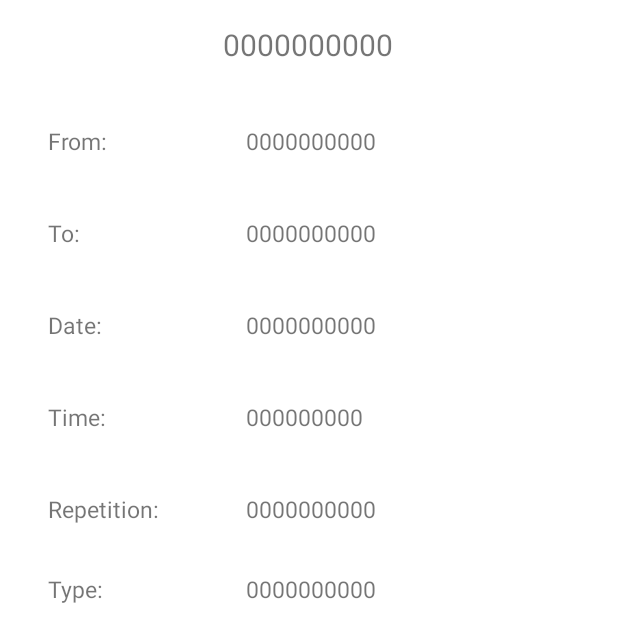
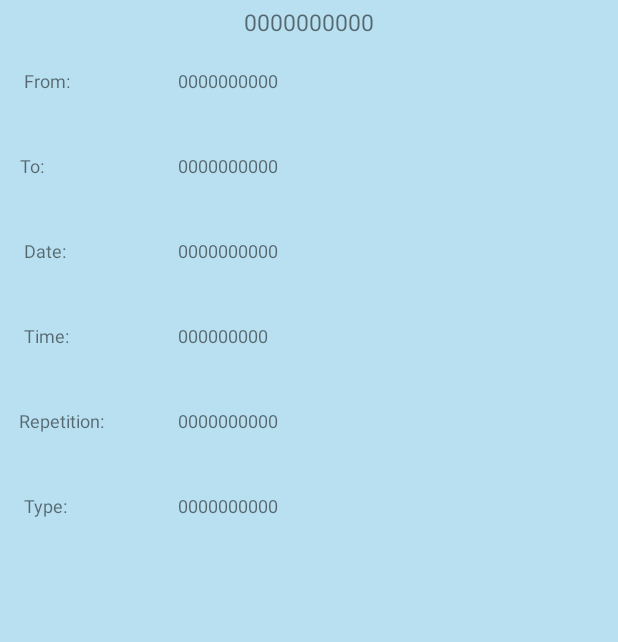
Before and after one commit to tripReminder/AndroidProject, an Android app: the layout trip_details.xml on its own in the app's theme, with its tools: preview values and no code run, on a phone screen of 412 x 824 dp. Shown: the top 642 px of the screen. Run offline under Robolectric (Android 15) with nearby library versions, the phone set to English and light mode, and no system bars; Roboto replaces fonts that are not available here.

Commit message:
History popUP

```diff
--- a/app/src/main/AndroidManifest.xml
+++ b/app/src/main/AndroidManifest.xml
@@ -12,7 +12,9 @@
         android:roundIcon="@mipmap/ic_launcher_round"
         android:supportsRtl="true"
         android:theme="@style/Theme.TripReminder">
-        <activity android:name=".TripDetails"></activity>
+        <activity android:name=".TripDetails"
+            android:theme="@style/AppTheme.pop"
+            ></activity>
         <activity android:name=".Login" />
         <activity android:name=".RegisterUser" />
         <activity android:name=".NewTrip" />
--- a/app/src/main/java/com/tripreminder/app/TripDetails.java
+++ b/app/src/main/java/com/tripreminder/app/TripDetails.java
@@ -3,7 +3,11 @@ package com.tripreminder.app;
 import androidx.appcompat.app.AppCompatActivity;
 
 import android.os.Bundle;
+import android.util.DisplayMetrics;
+import android.view.Display;
+import android.view.Gravity;
 import android.view.View;
+import android.view.WindowManager;
 import android.widget.TextView;
 
 public class TripDetails extends AppCompatActivity {
@@ -16,6 +20,19 @@ public class TripDetails extends AppCompatActivity {
     protected void onCreate(Bundle savedInstanceState) {
         super.onCreate(savedInstanceState);
         setContentView(R.layout.trip_details);
+
+        DisplayMetrics dm =new DisplayMetrics();
+        getWindowManager().getDefaultDisplay().getMetrics(dm);
+
+        int width = dm.widthPixels;
+        int hight = dm.heightPixels;
+
+        getWindow().setLayout((int)(width*.92),(int)(hight*.75));
+        WindowManager.LayoutParams params = getWindow().getAttributes();
+        params.gravity = Gravity.CENTER;
+        params.x =0;
+        params.y= -20;
+        getWindow().setAttributes(params);
 
         title = findViewById(R.id.txt_title);
         time = findViewById(R.id.txt_time);
--- a/app/src/main/res/layout/trip_details.xml
+++ b/app/src/main/res/layout/trip_details.xml
@@ -3,17 +3,18 @@
     xmlns:app="http://schemas.android.com/apk/res-auto"
     xmlns:tools="http://schemas.android.com/tools"
     android:layout_width="match_parent"
-    android:layout_height="match_parent">
+    android:layout_height="match_parent"
+    android:background="#B9E0F1">
 
     <TextView
         android:id="@+id/txt_Rdate"
         android:layout_width="160dp"
         android:layout_height="30dp"
-        android:layout_marginStart="24dp"
+        android:layout_marginStart="48dp"
         android:fontFamily="@font/aclonica"
-        android:textSize="15sp"
+        android:textSize="12sp"
         android:visibility="invisible"
-        app:layout_constraintStart_toEndOf="@+id/view_date"
+        app:layout_constraintStart_toStartOf="@+id/txt_type"
         app:layout_constraintTop_toTopOf="@+id/view_date"
         tools:text="0000000000" />
 
@@ -22,8 +23,9 @@
         android:layout_width="160dp"
         android:layout_height="30dp"
         android:fontFamily="@font/aclonica"
-        android:textSize="15sp"
+        android:textSize="12sp"
         android:visibility="invisible"
+        app:layout_constraintEnd_toEndOf="@+id/txt_Rdate"
         app:layout_constraintStart_toStartOf="@+id/txt_Rdate"
         app:layout_constraintTop_toTopOf="@+id/view_time"
         tools:text="000000000" />
@@ -32,35 +34,46 @@
         android:id="@+id/view_time"
         android:layout_width="wrap_content"
         android:layout_height="wrap_content"
+        android:layout_marginStart="16dp"
         android:layout_marginTop="40dp"
+        android:layout_marginEnd="36dp"
         android:fontFamily="@font/aclonica"
         android:text="@string/re_time"
-        android:textSize="15sp"
+        android:textSize="12sp"
         android:visibility="invisible"
-        app:layout_constraintStart_toStartOf="@+id/view_date"
+        app:layout_constraintEnd_toStartOf="@+id/txt_Rtime"
+        app:layout_constraintHorizontal_bias="0.0"
+        app:layout_constraintStart_toStartOf="parent"
         app:layout_constraintTop_toBottomOf="@+id/view_date" />
 
     <TextView
         android:id="@+id/view_date"
         android:layout_width="wrap_content"
         android:layout_height="wrap_content"
+        android:layout_marginStart="16dp"
         android:layout_marginTop="40dp"
+        android:layout_marginEnd="50dp"
         android:fontFamily="@font/aclonica"
         android:text="@string/re_date"
-        android:textSize="15sp"
+        android:textSize="12sp"
         android:visibility="invisible"
-        app:layout_constraintStart_toStartOf="@+id/textView3"
+        app:layout_constraintEnd_toStartOf="@+id/txt_Rdate"
+        app:layout_constraintHorizontal_bias="0.0"
+        app:layout_constraintStart_toStartOf="parent"
         app:layout_constraintTop_toBottomOf="@+id/textView3" />
 
     <TextView
         android:id="@+id/textView8"
         android:layout_width="wrap_content"
         android:layout_height="wrap_content"
+        android:layout_marginStart="16dp"
         android:layout_marginTop="40dp"
+        android:layout_marginEnd="53dp"
         android:fontFamily="@font/aclonica"
         android:text="@string/repetition"
-        android:textSize="15sp"
-        app:layout_constraintStart_toStartOf="@+id/textView2"
+        android:textSize="12sp"
+        app:layout_constraintEnd_toStartOf="@+id/txt_repetition"
+        app:layout_constraintStart_toStartOf="parent"
         app:layout_constraintTop_toBottomOf="@+id/textView2" />
 
     <TextView
@@ -68,8 +81,8 @@
         android:layout_width="200dp"
         android:layout_height="30dp"
         android:fontFamily="@font/aclonica"
-        android:textSize="15sp"
-        app:layout_constraintStart_toStartOf="@+id/txt_type"
+        android:textSize="12sp"
+        app:layout_constraintStart_toStartOf="@+id/txt_time"
         app:layout_constraintTop_toTopOf="@+id/textView8"
         tools:text="0000000000" />
 
@@ -77,32 +90,39 @@
         android:id="@+id/textView2"
         android:layout_width="wrap_content"
         android:layout_height="wrap_content"
+        android:layout_marginStart="16dp"
         android:layout_marginTop="40dp"
+        android:layout_marginEnd="88dp"
         android:fontFamily="@font/aclonica"
         android:text="@string/details_time"
-        android:textSize="15sp"
-        app:layout_constraintStart_toStartOf="@+id/textView6"
+        android:textSize="12sp"
+        app:layout_constraintEnd_toStartOf="@+id/txt_time"
+        app:layout_constraintHorizontal_bias="0.0"
+        app:layout_constraintStart_toStartOf="parent"
         app:layout_constraintTop_toBottomOf="@+id/textView6" />
 
     <TextView
         android:id="@+id/textView3"
         android:layout_width="wrap_content"
         android:layout_height="wrap_content"
-        android:layout_marginTop="32dp"
+        android:layout_marginStart="16dp"
+        android:layout_marginTop="40dp"
+        android:layout_marginEnd="92dp"
         android:fontFamily="@font/aclonica"
         android:text="@string/details_type"
-        android:textSize="15sp"
-        app:layout_constraintStart_toStartOf="@+id/textView8"
+        android:textSize="12sp"
+        app:layout_constraintEnd_toStartOf="@+id/txt_type"
+        app:layout_constraintHorizontal_bias="0.0"
+        app:layout_constraintStart_toStartOf="parent"
         app:layout_constraintTop_toBottomOf="@+id/textView8" />
 
     <TextView
         android:id="@+id/txt_type"
         android:layout_width="200dp"
         android:layout_height="30dp"
-        android:layout_marginEnd="48dp"
         android:fontFamily="@font/aclonica"
-        android:textSize="15sp"
-        app:layout_constraintEnd_toEndOf="parent"
+        android:textSize="12sp"
+        app:layout_constraintStart_toStartOf="@+id/txt_repetition"
         app:layout_constraintTop_toTopOf="@+id/textView3"
         tools:text="0000000000" />
 
@@ -110,11 +130,11 @@
         android:id="@+id/textView4"
         android:layout_width="wrap_content"
         android:layout_height="wrap_content"
-        android:layout_marginStart="32dp"
-        android:layout_marginTop="40dp"
+        android:layout_marginStart="16dp"
+        android:layout_marginTop="20dp"
         android:fontFamily="@font/aclonica"
         android:text="@string/details_from"
-        android:textSize="15sp"
+        android:textSize="12sp"
         app:layout_constraintStart_toStartOf="parent"
         app:layout_constraintTop_toBottomOf="@+id/txt_title" />
 
@@ -122,22 +142,29 @@
         android:id="@+id/textView5"
         android:layout_width="wrap_content"
         android:layout_height="wrap_content"
+        android:layout_marginStart="16dp"
         android:layout_marginTop="40dp"
+        android:layout_marginEnd="91dp"
         android:fontFamily="@font/aclonica"
         android:text="@string/details_to"
-        android:textSize="15sp"
-        app:layout_constraintStart_toStartOf="@+id/textView4"
+        android:textSize="12sp"
+        app:layout_constraintEnd_toStartOf="@+id/txt_from"
+        app:layout_constraintStart_toStartOf="parent"
         app:layout_constraintTop_toBottomOf="@+id/textView4" />
 
     <TextView
         android:id="@+id/textView6"
         android:layout_width="wrap_content"
         android:layout_height="wrap_content"
+        android:layout_marginStart="16dp"
         android:layout_marginTop="40dp"
+        android:layout_marginEnd="88dp"
         android:fontFamily="@font/aclonica"
         android:text="@string/date"
-        android:textSize="15sp"
-        app:layout_constraintStart_toStartOf="@+id/textView5"
+        android:textSize="12sp"
+        app:layout_constraintEnd_toStartOf="@+id/txt_date"
+        app:layout_constraintHorizontal_bias="0.0"
+        app:layout_constraintStart_toStartOf="parent"
         app:layout_constraintTop_toBottomOf="@+id/textView5" />
 
     <TextView
@@ -145,28 +172,29 @@
         android:layout_width="160dp"
         android:layout_height="30dp"
         android:fontFamily="@font/aclonica"
-        android:textSize="15sp"
-        app:layout_constraintStart_toStartOf="@+id/txt_repetition"
+        android:textSize="12sp"
+        app:layout_constraintStart_toStartOf="@+id/txt_date"
         app:layout_constraintTop_toTopOf="@+id/textView2"
         tools:text="000000000" />
 
     <TextView
         android:id="@+id/txt_from"
-        android:layout_width="250dp"
+        android:layout_width="200dp"
         android:layout_height="60dp"
+        android:layout_marginStart="72dp"
         android:fontFamily="@font/aclonica"
-        android:textSize="15sp"
-        app:layout_constraintStart_toStartOf="@+id/txt_to"
+        android:textSize="12sp"
+        app:layout_constraintStart_toEndOf="@+id/textView4"
         app:layout_constraintTop_toTopOf="@+id/textView4"
         tools:text="0000000000" />
 
     <TextView
         android:id="@+id/txt_to"
-        android:layout_width="250dp"
+        android:layout_width="200dp"
         android:layout_height="60dp"
         android:fontFamily="@font/aclonica"
-        android:textSize="15sp"
-        app:layout_constraintStart_toStartOf="@+id/txt_date"
+        android:textSize="12sp"
+        app:layout_constraintStart_toStartOf="@+id/txt_from"
         app:layout_constraintTop_toTopOf="@+id/textView5"
         tools:text="0000000000" />
 
@@ -175,8 +203,8 @@
         android:layout_width="160dp"
         android:layout_height="30dp"
         android:fontFamily="@font/aclonica"
-        android:textSize="15sp"
-        app:layout_constraintStart_toStartOf="@+id/txt_time"
+        android:textSize="12sp"
+        app:layout_constraintStart_toStartOf="@+id/txt_to"
         app:layout_constraintTop_toTopOf="@+id/textView6"
         tools:text="0000000000" />
 
@@ -184,11 +212,10 @@
         android:id="@+id/txt_title"
         android:layout_width="wrap_content"
         android:layout_height="wrap_content"
-        android:layout_marginTop="16dp"
+        android:layout_marginTop="4dp"
         android:fontFamily="@font/aclonica"
-        android:textSize="20sp"
+        android:textSize="15sp"
         app:layout_constraintEnd_toEndOf="parent"
-        app:layout_constraintHorizontal_bias="0.498"
         app:layout_constraintStart_toStartOf="parent"
         app:layout_constraintTop_toTopOf="parent"
         tools:text="0000000000" />
--- a/app/src/main/res/values/styles.xml
+++ b/app/src/main/res/values/styles.xml
@@ -13,6 +13,12 @@
         <item name="windowNoTitle">true</item>
 
     </style>
+    <style name="AppTheme.pop">
+        <item name="android:windowIsTranslucent">true</item>
+        <item name="android:windowCloseOnTouchOutside">true</item>
+
+    </style>
+
 
 
 </resources>
```
